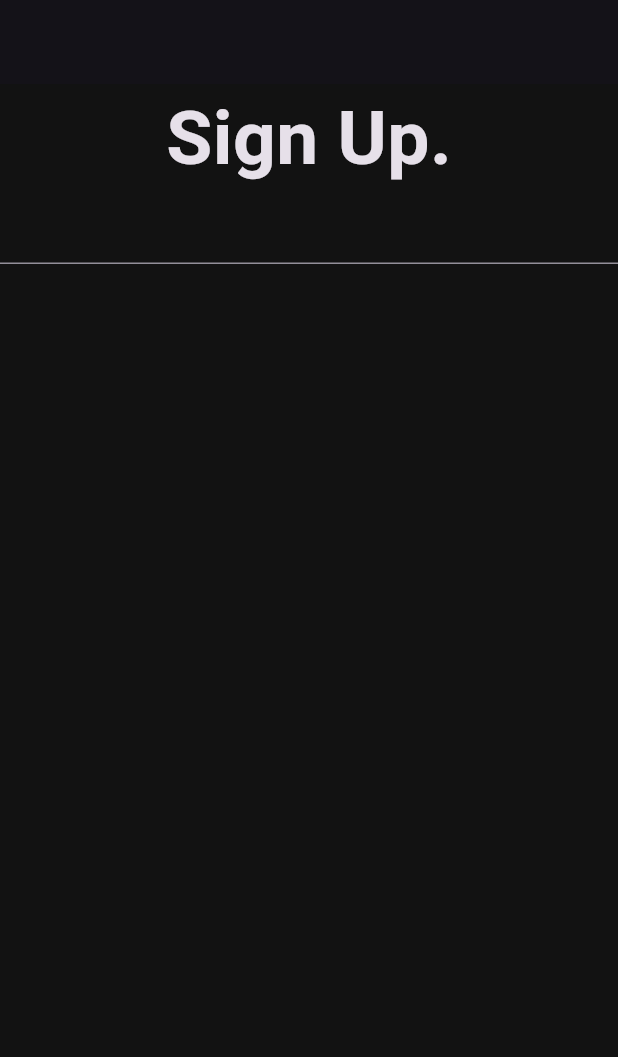
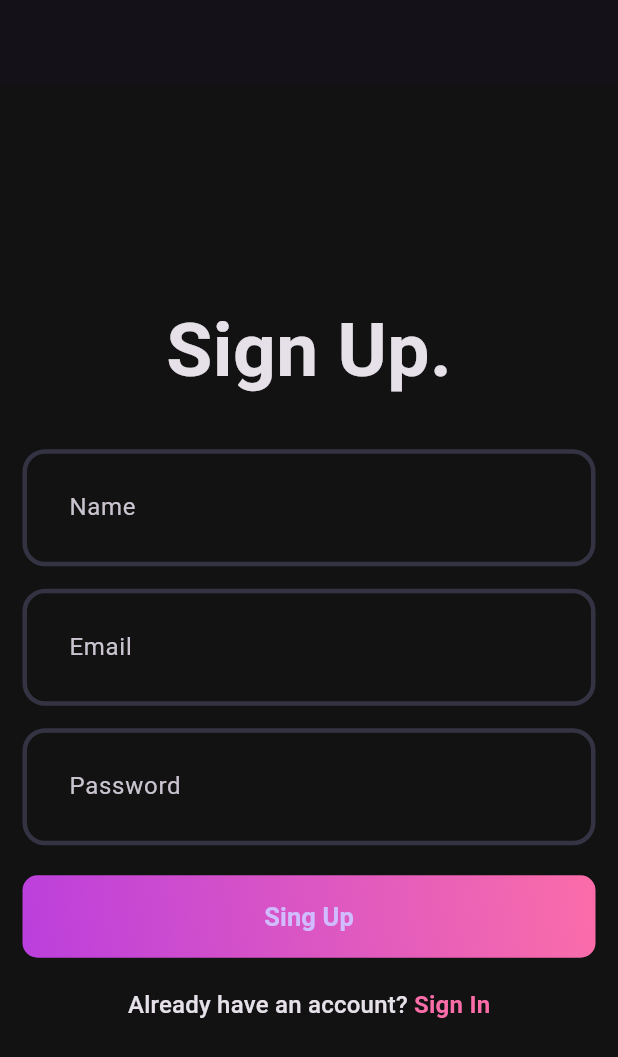
Before and after one commit to ermakgithub/Spotify-client, a Flutter app: the screen it shows after launch, on a phone screen of 412 x 824 dp. Shown: the top 1057 px of the screen. Run offline on Flutter 3.47's test engine with Material 3 defaults, Android fonts, the phone set to English and light mode, and no system bars.

Commit message:
SingUp page

```diff
--- a/lib/core/theme/theme.dart
+++ b/lib/core/theme/theme.dart
@@ -2,8 +2,18 @@ import 'package:client/core/theme/app_pallete.dart';
 import 'package:flutter/material.dart';
 
 class AppTheme {
+  static OutlineInputBorder _border(Color color) => OutlineInputBorder(
+    borderSide: BorderSide(color: color, width: 3),
+    borderRadius: BorderRadius.circular(15),
+  );
+
   static final darkThemeMode = ThemeData.dark().copyWith(
     scaffoldBackgroundColor: Pallete.backgroundColor,
-    inputDecorationTheme: InputDecorationTheme(),
+    inputDecorationTheme: InputDecorationTheme(
+      contentPadding: const EdgeInsets.all(27),
+      enabledBorder: _border(Pallete.borderColor),
+
+      focusedBorder: _border(Pallete.gradient2),
+    ),
   );
 }
--- /dev/null
+++ b/lib/core/widgets/auth_gradient_button.dart
@@ -0,0 +1,32 @@
+import 'package:client/core/theme/app_pallete.dart';
+import 'package:flutter/material.dart';
+
+class AuthGradientButton extends StatelessWidget {
+  const AuthGradientButton({super.key});
+
+  @override
+  Widget build(BuildContext context) {
+    return Container(
+      decoration: BoxDecoration(
+        gradient: const LinearGradient(
+          colors: [Pallete.gradient1, Pallete.gradient2],
+          begin: Alignment.bottomLeft,
+          end: Alignment.topRight,
+        ),
+        borderRadius: BorderRadius.circular(10),
+      ),
+      child: ElevatedButton(
+        onPressed: () {},
+        style: ElevatedButton.styleFrom(
+          fixedSize: const Size(395, 55),
+          backgroundColor: Pallete.transparentColor,
+          shadowColor: Pallete.transparentColor,
+        ),
+        child: Text(
+          'Sing Up',
+          style: TextStyle(fontSize: 17, fontWeight: FontWeight.w600),
+        ),
+      ),
+    );
+  }
+}
--- a/lib/core/widgets/custom_field.dart
+++ b/lib/core/widgets/custom_field.dart
@@ -1,10 +1,29 @@
 import 'package:flutter/material.dart';
 
 class CustomField extends StatelessWidget {
-  const CustomField({super.key});
+  final String hintText;
+  final TextEditingController controller;
+  final bool isObscureText;
+  const CustomField({
+    super.key,
+    required this.hintText,
+    required this.controller,
+    this.isObscureText = false,
+  });
 
   @override
   Widget build(BuildContext context) {
-    return TextFormField(decoration: InputDecoration());
+    return TextFormField(
+      controller: controller,
+      decoration: InputDecoration(hintText: hintText),
+      validator: (val) {
+        if (val!.trim().isEmpty) {
+          return "$hintText is missing!";
+        }
+        return null;
+      },
+      obscureText: isObscureText,
+      obscuringCharacter: '*',
+    );
   }
 }
--- a/lib/features/auth/view/pages/signup_page.dart
+++ b/lib/features/auth/view/pages/signup_page.dart
@@ -1,3 +1,5 @@
+import 'package:client/core/theme/app_pallete.dart';
+import 'package:client/core/widgets/auth_gradient_button.dart';
 import 'package:flutter/material.dart';
 import 'package:client/core/widgets/custom_field.dart';
 
@@ -9,18 +11,66 @@ class SignupPage extends StatefulWidget {
 }
 
 class _SignupPageState extends State<SignupPage> {
+  final nameController = TextEditingController();
+  final emailController = TextEditingController();
+  final passwordController = TextEditingController();
+  final formKey = GlobalKey<FormState>();
+
+  @override
+  void dispose() {
+    nameController.dispose();
+    emailController.dispose();
+    passwordController.dispose();
+    super.dispose();
+    formKey.currentState!.validate();
+  }
+
   @override
   Widget build(BuildContext context) {
     return Scaffold(
       appBar: AppBar(),
-      body: Column(
-        children: [
-          const Text(
-            'Sign Up.',
-            style: TextStyle(fontSize: 50, fontWeight: FontWeight.bold),
+      body: Padding(
+        padding: const EdgeInsets.all(15.0),
+        child: Form(
+          key: formKey,
+          child: Column(
+            mainAxisAlignment: MainAxisAlignment.center,
+            children: [
+              const Text(
+                'Sign Up.',
+                style: TextStyle(fontSize: 50, fontWeight: FontWeight.bold),
+              ),
+              const SizedBox(height: 30),
+              CustomField(hintText: 'Name', controller: nameController),
+              const SizedBox(height: 15),
+              CustomField(hintText: 'Email', controller: emailController),
+              const SizedBox(height: 15),
+              CustomField(
+                hintText: 'Password',
+                controller: passwordController,
+                isObscureText: true,
+              ),
+              const SizedBox(height: 20),
+              AuthGradientButton(),
+              const SizedBox(height: 20),
+              RichText(
+                text: TextSpan(
+                  text: 'Already have an account? ',
+                  style: Theme.of(context).textTheme.titleMedium,
+                  children: [
+                    TextSpan(
+                      text: 'Sign In',
+                      style: TextStyle(
+                        color: Pallete.gradient2,
+                        fontWeight: FontWeight.bold,
+                      ),
+                    ),
+                  ],
+                ),
+              ),
+            ],
           ),
-          CustomField(),
-        ],
+        ),
       ),
     );
   }
```
